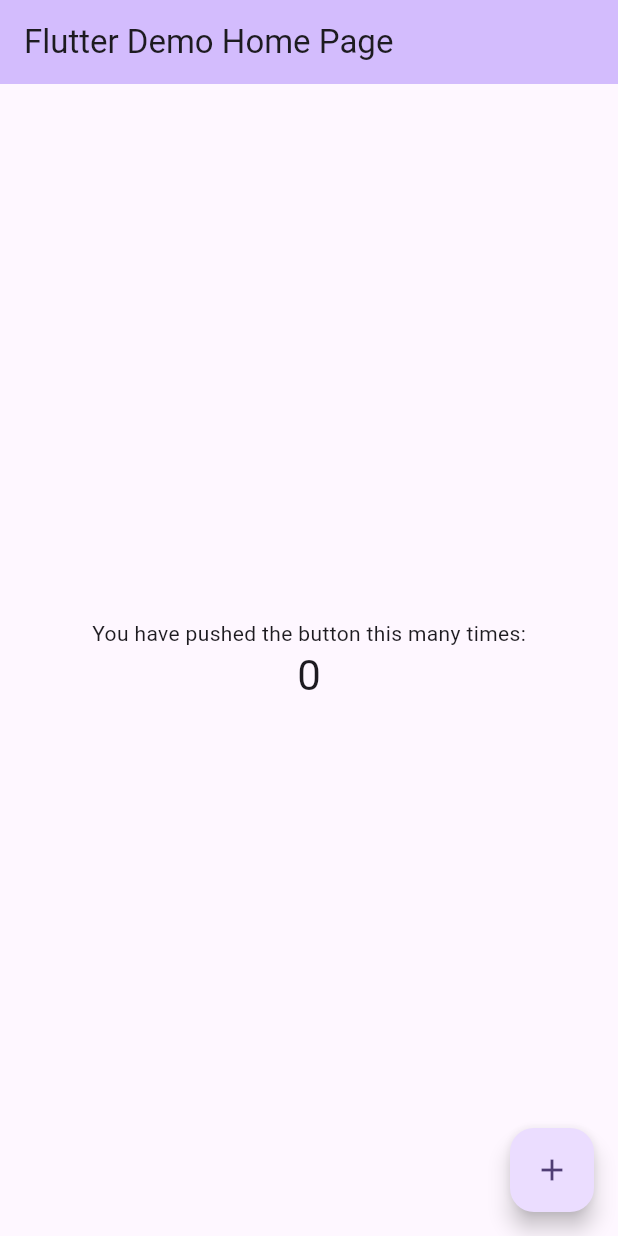
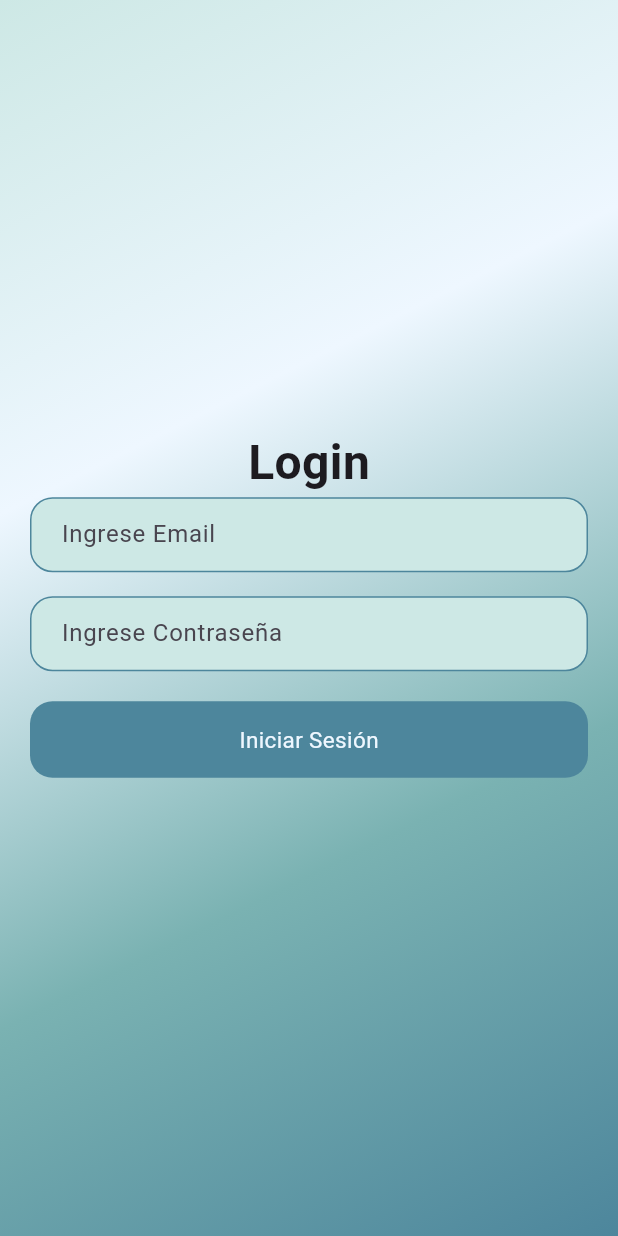
Before and after one commit to endors-toi/grupaso-app, a Flutter app: the screen it shows after launch, on a phone screen of 412 x 824 dp. Run offline on Flutter 3.47's test engine with Material 3 defaults, Android fonts, the phone set to English and light mode, and no system bars.

Commit message:
GC-33 Funcionalidad Parte 1 de 2

```diff
--- a/analysis_options.yaml
+++ b/analysis_options.yaml
@@ -21,6 +21,7 @@ linter:
   # `// ignore_for_file: name_of_lint` syntax on the line or in the file
   # producing the lint.
   rules:
+      prefer_const_constructor
     # avoid_print: false  # Uncomment to disable the `avoid_print` rule
     # prefer_single_quotes: true  # Uncomment to enable the `prefer_single_quotes` rule
 
--- /dev/null
+++ b/lib/Pages/login_page.dart
@@ -0,0 +1,102 @@
+import 'package:flutter/material.dart';
+
+class LoginPage extends StatefulWidget {
+  const LoginPage({super.key});
+
+  @override
+  State<LoginPage> createState() => _LoginPageState();
+}
+
+class _LoginPageState extends State<LoginPage> {
+  @override
+  Widget build(BuildContext context) {
+    return Scaffold(
+        body: Container(
+      decoration: BoxDecoration(
+          gradient: LinearGradient(colors: <Color>[
+        Color(0xffCDE8E5),
+        Color(0xffEEF7FF),
+        Color(0xff7AB2B2),
+        Color(0xff4D869C)
+      ], begin: Alignment.topLeft, end: Alignment.bottomRight)),
+      child: SafeArea(
+        child: Center(
+          child: SingleChildScrollView(
+            child: Column(
+              children: [
+                //LOGO sdadsa
+
+                Text(
+                  'Login',
+                  style: TextStyle(fontWeight: FontWeight.bold, fontSize: 32),
+                ),
+
+                //Email
+                Padding(
+                    padding: EdgeInsets.symmetric(horizontal: 20.0),
+                    child: Container(
+                      decoration: BoxDecoration(
+                          color: Color(0xffCDE8E5),
+                          border: Border.all(
+                            color: Color(0xff4D869C),
+                          ),
+                          borderRadius: BorderRadius.circular(15)),
+                      child: Padding(
+                        padding: EdgeInsets.only(left: 20.0),
+                        child: TextField(
+                          decoration: InputDecoration(
+                              border: InputBorder.none,
+                              hintText: 'Ingrese Email'),
+                        ),
+                      ),
+                    )),
+                //Password
+                Divider(
+                  color: Colors.transparent,
+                ),
+                Padding(
+                    padding: EdgeInsets.symmetric(horizontal: 20.0),
+                    child: Container(
+                      decoration: BoxDecoration(
+                          color: Color(0xffCDE8E5),
+                          border: Border.all(
+                            color: Color(0xff4D869C),
+                          ),
+                          borderRadius: BorderRadius.circular(15)),
+                      child: Padding(
+                        padding: EdgeInsets.only(left: 20.0),
+                        child: TextField(
+                          obscureText: true,
+                          decoration: InputDecoration(
+                              border: InputBorder.none,
+                              hintText: 'Ingrese Contraseña'),
+                        ),
+                      ),
+                    )),
+                Padding(
+                  padding: EdgeInsets.all(20.0),
+                  child: Container(
+                    padding: EdgeInsets.all(15.0),
+                    decoration: BoxDecoration(
+                      color: Color(0xff4D869C),
+                      borderRadius: BorderRadius.circular(15),
+                    ),
+                    child: Center(
+                      child: Text(
+                        "Iniciar Sesión",
+                        style: TextStyle(
+                            color: Color(0xffEEF7FF),
+                            fontWeight: FontWeight.normal,
+                            fontSize: 15),
+                      ),
+                    ),
+                  ),
+                )
+              ],
+            ),
+          ),
+        ),
+      ),
+    ));
+  }
+}
--- a/lib/main.dart
+++ b/lib/main.dart
@@ -1,4 +1,5 @@
 import 'package:flutter/material.dart';
+import 'package:grupaso_app/pages/login_page.dart';
 
 void main() {
   runApp(const MyApp());
@@ -11,27 +12,12 @@ class MyApp extends StatelessWidget {
   @override
   Widget build(BuildContext context) {
     return MaterialApp(
-      title: 'Flutter Demo',
-      theme: ThemeData(
-        // This is the theme of your application.
-        //
-        // TRY THIS: Try running your application with "flutter run". You'll see
-        // the application has a purple toolbar. Then, without quitting the app,
-        // try changing the seedColor in the colorScheme below to Colors.green
-        // and then invoke "hot reload" (save your changes or press the "hot
-        // reload" button in a Flutter-supported IDE, or press "r" if you used
-        // the command line to start the app).
-        //
-        // Notice that the counter didn't reset back to zero; the application
-        // state is not lost during the reload. To reset the state, use hot
-        // restart instead.
-        //
-        // This works for code too, not just values: Most code changes can be
-        // tested with just a hot reload.
-        colorScheme: ColorScheme.fromSeed(seedColor: Colors.deepPurple),
-        useMaterial3: true,
-      ),
-      home: const MyHomePage(title: 'Flutter Demo Home Page'),
+      debugShowCheckedModeBanner: false,
+      title: 'Grupaso App',
+      initialRoute: '/login',
+      routes: {
+        '/login': (context) => const LoginPage(),
+      },
     );
   }
 }
```
